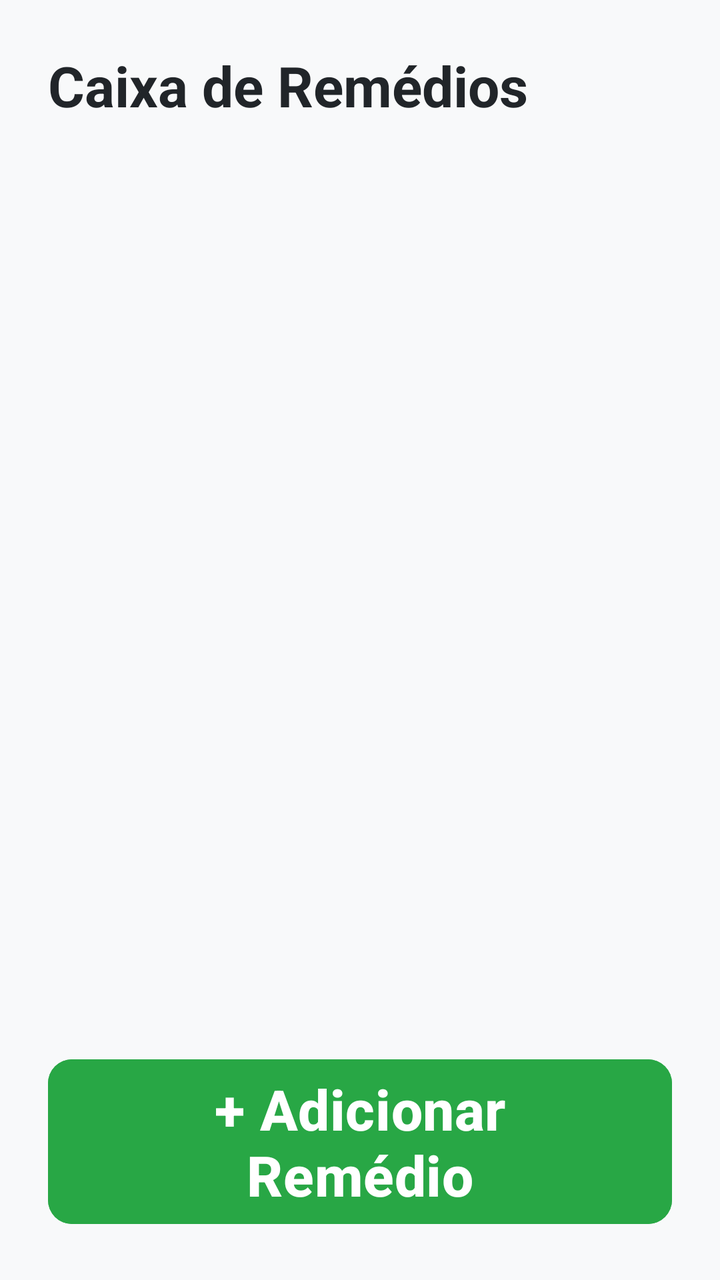
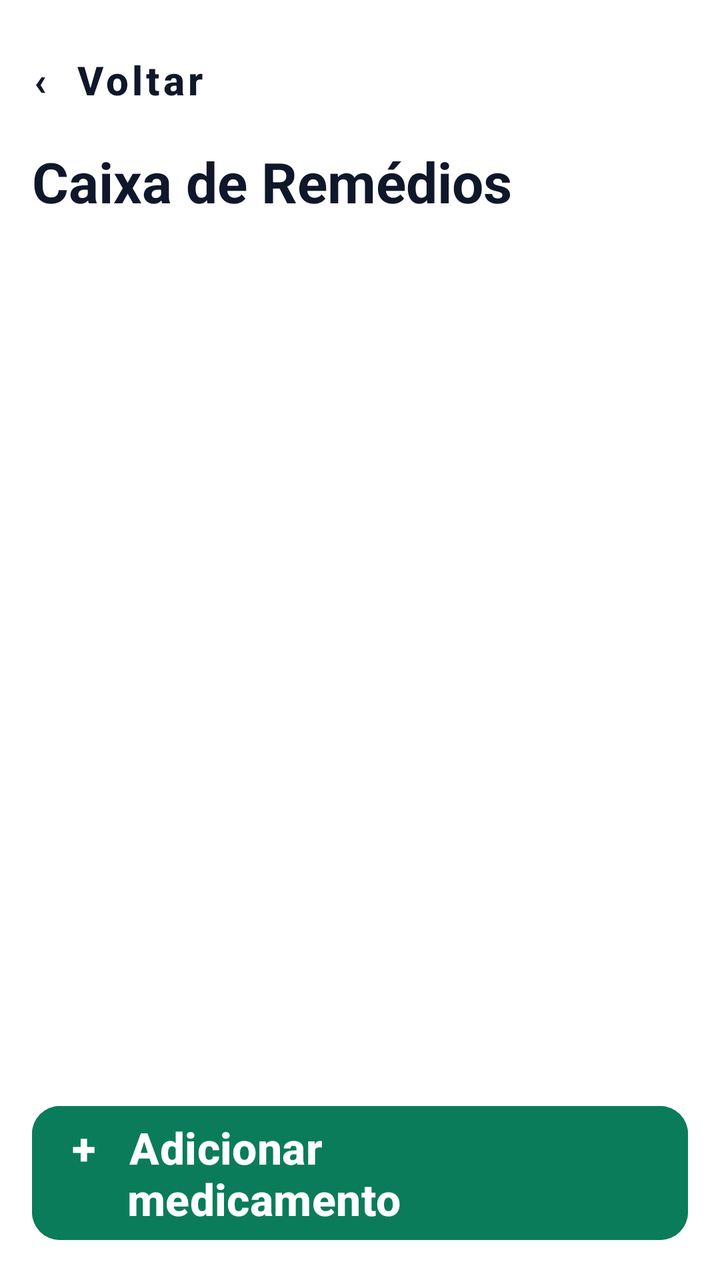

Before-and-after screenshots of an Android layout around one commit, followed by the original layout XML and the change that was made.
<!-- AndroidManifest.xml: application theme Theme.Vital -->
<!-- res/layout/activity_caixa_remedios.xml -->
<?xml version="1.0" encoding="utf-8"?>
<androidx.constraintlayout.widget.ConstraintLayout
    xmlns:android="http://schemas.android.com/apk/res/android"
    xmlns:app="http://schemas.android.com/apk/res-auto"
    xmlns:tools="http://schemas.android.com/tools"
    android:layout_width="match_parent"
    android:layout_height="match_parent"
    android:background="@color/background_light">

    
    <TextView
        android:id="@+id/tvTituloCaixa"
        android:layout_width="wrap_content"
        android:layout_height="wrap_content"
        android:layout_marginStart="@dimen/margin_large"
        android:layout_marginTop="@dimen/margin_large"
        android:text="Caixa de Remédios"
        android:textColor="@color/text_primary"
        android:textSize="@dimen/text_size_title"
        android:textStyle="bold"
        app:layout_constraintStart_toStartOf="parent"
        app:layout_constraintTop_toTopOf="parent" />

    
    <androidx.recyclerview.widget.RecyclerView
        android:id="@+id/rvMedicamentos"
        android:layout_width="0dp"
        android:layout_height="0dp"
        android:layout_marginTop="@dimen/margin_standard"
        android:layout_marginBottom="@dimen/margin_standard"
        tools:listitem="@layout/item_medicamento"
        app:layout_constraintBottom_toTopOf="@+id/btnAdicionarMed"
        app:layout_constraintEnd_toEndOf="parent"
        app:layout_constraintStart_toStartOf="parent"
        app:layout_constraintTop_toBottomOf="@+id/tvTituloCaixa" />

    
    <com.google.android.material.button.MaterialButton
        android:id="@+id/btnAdicionarMed"
        android:layout_width="0dp"
        android:layout_height="wrap_content"
        android:layout_margin="@dimen/margin_large"
        android:backgroundTint="@color/action_success_green"
        android:minHeight="@dimen/min_touch_target_height"
        android:text="+ Adicionar Remédio"
        android:textColor="@color/white"
        android:textSize="@dimen/text_size_title"
        android:textStyle="bold"
        app:cornerRadius="@dimen/corner_radius"
        app:layout_constraintBottom_toBottomOf="parent"
        app:layout_constraintEnd_toEndOf="parent"
        app:layout_constraintStart_toStartOf="parent" />

</androidx.constraintlayout.widget.ConstraintLayout>
<!-- res/layout/item_medicamento.xml (included above) -->
<?xml version="1.0" encoding="utf-8"?>
<androidx.cardview.widget.CardView
    xmlns:android="http://schemas.android.com/apk/res/android"
    xmlns:app="http://schemas.android.com/apk/res-auto"
    android:layout_width="match_parent"
    android:layout_height="wrap_content"
    android:layout_marginHorizontal="@dimen/margin_large"
    android:layout_marginVertical="8dp"
    app:cardBackgroundColor="@color/white"
    app:cardCornerRadius="@dimen/corner_radius"
    app:cardElevation="3dp">

    <androidx.constraintlayout.widget.ConstraintLayout
        android:layout_width="match_parent"
        android:layout_height="wrap_content"
        android:padding="@dimen/margin_standard">

        
        <ImageView
            android:id="@+id/ivIconeMed"
            android:layout_width="48dp"
            android:layout_height="48dp"
            android:src="@drawable/ic_medication"
            app:tint="@color/action_primary_blue"
            android:contentDescription="Ícone de medicamento"
            app:layout_constraintBottom_toBottomOf="parent"
            app:layout_constraintStart_toStartOf="parent"
            app:layout_constraintTop_toTopOf="parent" />

        
        <TextView
            android:id="@+id/tvItemNomeMed"
            android:layout_width="0dp"
            android:layout_height="wrap_content"
            android:layout_marginStart="@dimen/margin_standard"
            android:layout_marginEnd="@dimen/margin_standard"
            android:text="Ben-u-ron"
            android:textColor="@color/text_primary"
            android:textSize="@dimen/text_size_title"
            android:textStyle="bold"
            app:layout_constraintEnd_toStartOf="@+id/tvItemHoraMed"
            app:layout_constraintStart_toEndOf="@+id/ivIconeMed"
            app:layout_constraintTop_toTopOf="parent" />

        
        <TextView
            android:id="@+id/tvItemDoseMed"
            android:layout_width="0dp"
            android:layout_height="wrap_content"
            android:layout_marginStart="@dimen/margin_standard"
            android:layout_marginTop="4dp"
            android:text="1 comprimido (1000mg)"
            android:textColor="@color/text_secondary"
            android:textSize="@dimen/text_size_normal"
            app:layout_constraintEnd_toStartOf="@+id/tvItemHoraMed"
            app:layout_constraintStart_toEndOf="@+id/ivIconeMed"
            app:layout_constraintTop_toBottomOf="@+id/tvItemNomeMed" />

        
        <TextView
            android:id="@+id/tvItemHoraMed"
            android:layout_width="wrap_content"
            android:layout_height="wrap_content"
            android:text="14:30"
            android:textColor="@color/action_primary_blue"
            android:textSize="@dimen/text_size_title"
            android:textStyle="bold"
            app:layout_constraintBottom_toBottomOf="parent"
            app:layout_constraintEnd_toEndOf="parent"
            app:layout_constraintTop_toTopOf="parent" />

    </androidx.constraintlayout.widget.ConstraintLayout>
</androidx.cardview.widget.CardView>
<!-- resources referenced by this layout -->
<resources>
  <color name="action_primary_blue">#0D6EFD</color>
  <color name="action_success_green">#28A745</color>
  <color name="background_light">#F8F9FA</color>
  <color name="text_primary">#212529</color>
  <color name="text_secondary">#495057</color>
  <color name="white">#FFFFFF</color>
  <dimen name="corner_radius">12dp</dimen>
  <dimen name="margin_large">24dp</dimen>
  <dimen name="margin_standard">16dp</dimen>
  <dimen name="min_touch_target_height">64dp</dimen>
  <dimen name="text_size_normal">20sp</dimen>
  <dimen name="text_size_title">28sp</dimen>
  <!-- drawable ic_medication (drawable) -->
  <vector xmlns:android="http://schemas.android.com/apk/res/android"
      android:width="24dp"
      android:height="24dp"
      android:viewportWidth="24"
      android:viewportHeight="24">
    <path
        android:fillColor="#FF000000"
        android:pathData="M19,3H5v2h14V3zM17,7H7c-1.1,0 -2,0.9 -2,2v10c0,1.1 0.9,2 2,2h10c1.1,0 2,-0.9 2,-2V9C19,7.9 18.1,7 17,7zM17,19H7V9h10V19zM10.5,17v-2.5H8V12h2.5V9.5h3V12H16v2.5h-2.5V17H10.5z"/>
  </vector>
  <style name="Theme.Vital" parent="Base.Theme.Vital" />
  <style name="Base.Theme.Vital" parent="Theme.Material3.DayNight.NoActionBar">
          
          
      </style>
</resources>

<!-- the commit's change to res/layout/activity_caixa_remedios.xml (unified diff, before → after) -->
@@ -5,29 +5,45 @@
     xmlns:tools="http://schemas.android.com/tools"
     android:layout_width="match_parent"
     android:layout_height="match_parent"
-    android:background="@color/background_light">
+    android:background="@color/white"
+    android:padding="@dimen/margin_standard">
+
+    
+    <com.google.android.material.button.MaterialButton
+        android:id="@+id/btnVoltarCaixa"
+        style="@style/Widget.MaterialComponents.Button.TextButton"
+        android:layout_width="wrap_content"
+        android:layout_height="wrap_content"
+        android:minHeight="48dp"
+        android:paddingStart="0dp"
+        android:text="‹  Voltar"
+        android:textAllCaps="false"
+        android:textColor="@color/vital_navy"
+        android:textSize="20sp"
+        android:textStyle="bold"
+        app:layout_constraintStart_toStartOf="parent"
+        app:layout_constraintTop_toTopOf="parent" />
 
     
     <TextView
         android:id="@+id/tvTituloCaixa"
         android:layout_width="wrap_content"
         android:layout_height="wrap_content"
-        android:layout_marginStart="@dimen/margin_large"
-        android:layout_marginTop="@dimen/margin_large"
+        android:layout_marginTop="8dp"
         android:text="Caixa de Remédios"
-        android:textColor="@color/text_primary"
-        android:textSize="@dimen/text_size_title"
+        android:textColor="@color/vital_navy"
+        android:textSize="28sp"
         android:textStyle="bold"
         app:layout_constraintStart_toStartOf="parent"
-        app:layout_constraintTop_toTopOf="parent" />
+        app:layout_constraintTop_toBottomOf="@+id/btnVoltarCaixa" />
 
     
     <androidx.recyclerview.widget.RecyclerView
         android:id="@+id/rvMedicamentos"
         android:layout_width="0dp"
         android:layout_height="0dp"
-        android:layout_marginTop="@dimen/margin_standard"
-        android:layout_marginBottom="@dimen/margin_standard"
+        android:layout_marginTop="16dp"
+        android:layout_marginBottom="16dp"
         tools:listitem="@layout/item_medicamento"
         app:layout_constraintBottom_toTopOf="@+id/btnAdicionarMed"
         app:layout_constraintEnd_toEndOf="parent"
@@ -39,14 +55,16 @@
         android:id="@+id/btnAdicionarMed"
         android:layout_width="0dp"
         android:layout_height="wrap_content"
-        android:layout_margin="@dimen/margin_large"
-        android:backgroundTint="@color/action_success_green"
-        android:minHeight="@dimen/min_touch_target_height"
-        android:text="+ Adicionar Remédio"
+        android:backgroundTint="@color/vital_green"
+        android:gravity="start|center_vertical"
+        android:minHeight="72dp"
+        android:paddingHorizontal="20dp"
+        android:text="+   Adicionar\n     medicamento"
+        android:textAllCaps="false"
         android:textColor="@color/white"
-        android:textSize="@dimen/text_size_title"
+        android:textSize="22sp"
         android:textStyle="bold"
-        app:cornerRadius="@dimen/corner_radius"
+        app:cornerRadius="14dp"
         app:layout_constraintBottom_toBottomOf="parent"
         app:layout_constraintEnd_toEndOf="parent"
         app:layout_constraintStart_toStartOf="parent" />
@@ -54,75 +72,90 @@
 </androidx.constraintlayout.widget.ConstraintLayout>
 <!-- res/layout/item_medicamento.xml (included above) -->
 <?xml version="1.0" encoding="utf-8"?>
-<androidx.cardview.widget.CardView
+<com.google.android.material.card.MaterialCardView
     xmlns:android="http://schemas.android.com/apk/res/android"
     xmlns:app="http://schemas.android.com/apk/res-auto"
     android:layout_width="match_parent"
     android:layout_height="wrap_content"
-    android:layout_marginHorizontal="@dimen/margin_large"
-    android:layout_marginVertical="8dp"
+    android:layout_marginBottom="12dp"
     app:cardBackgroundColor="@color/white"
-    app:cardCornerRadius="@dimen/corner_radius"
-    app:cardElevation="3dp">
+    app:cardCornerRadius="16dp"
+    app:cardElevation="0dp"
+    app:strokeColor="@color/vital_gray"
+    app:strokeWidth="1.5dp">
 
     <androidx.constraintlayout.widget.ConstraintLayout
         android:layout_width="match_parent"
         android:layout_height="wrap_content"
-        android:padding="@dimen/margin_standard">
+        android:padding="16dp">
 
         
-        <ImageView
-            android:id="@+id/ivIconeMed"
-            android:layout_width="48dp"
-            android:layout_height="48dp"
-            android:src="@drawable/ic_medication"
-            app:tint="@color/action_primary_blue"
-            android:contentDescription="Ícone de medicamento"
+        <TextView
+            android:id="@+id/tvFotoPlaceholder"
+            android:layout_width="68dp"
+            android:layout_height="68dp"
+            android:background="@drawable/bg_foto_placeholder"
+            android:gravity="center"
+            android:text="foto"
+            android:textColor="@color/vital_gray"
+            android:textSize="15sp"
             app:layout_constraintBottom_toBottomOf="parent"
             app:layout_constraintStart_toStartOf="parent"
             app:layout_constraintTop_toTopOf="parent" />
 
         
-        <TextView
-            android:id="@+id/tvItemNomeMed"
+        <LinearLayout
+            android:id="@+id/layoutInfoMed"
             android:layout_width="0dp"
             android:layout_height="wrap_content"
-            android:layout_marginStart="@dimen/margin_standard"
-            android:layout_marginEnd="@dimen/margin_standard"
-            android:text="Ben-u-ron"
-            android:textColor="@color/text_primary"
-            android:textSize="@dimen/text_size_title"
-            android:textStyle="bold"
-            app:layout_constraintEnd_toStartOf="@+id/tvItemHoraMed"
-            app:layout_constraintStart_toEndOf="@+id/ivIconeMed"
-            app:layout_constraintTop_toTopOf="parent" />
+            android:layout_marginHorizontal="16dp"
+            android:orientation="vertical"
+            app:layout_constraintBottom_toBottomOf="parent"
+            app:layout_constraintEnd_toStartOf="@+id/tvSetaDetalhe"
+            app:layout_constraintStart_toEndOf="@+id/tvFotoPlaceholder"
+            app:layout_constraintTop_toTopOf="parent">
+
+            <TextView
+                android:id="@+id/tvItemNomeMed"
+                android:layout_width="wrap_content"
+                android:layout_height="wrap_content"
+                android:text="Ramipril 5 mg"
+                android:textColor="@color/vital_navy"
+                android:textSize="22sp"
+                android:textStyle="bold" />
+
+            <TextView
+                android:id="@+id/tvItemDoseMed"
+                android:layout_width="wrap_content"
+                android:layout_height="wrap_content"
+                android:layout_marginTop="2dp"
+                android:text="1 comprimido"
+                android:textColor="@color/vital_gray"
+                android:textSize="17sp" />
+
+            <TextView
+                android:id="@+id/tvItemHoraMed"
+                android:layout_width="wrap_content"
+                android:layout_height="wrap_content"
+                android:layout_marginTop="4dp"
+                android:text="08:00"
+                android:textColor="@color/vital_navy"
+                android:textSize="19sp"
+                android:textStyle="bold" />
+        </LinearLayout>
 
         
         <TextView
-            android:id="@+id/tvItemDoseMed"
-            android:layout_width="0dp"
-            android:layout_height="wrap_content"
-            android:layout_marginStart="@dimen/margin_standard"
-            android:layout_marginTop="4dp"
-            android:text="1 comprimido (1000mg)"
-            android:textColor="@color/text_secondary"
-            android:textSize="@dimen/text_size_normal"
-            app:layout_constraintEnd_toStartOf="@+id/tvItemHoraMed"
-            app:layout_constraintStart_toEndOf="@+id/ivIconeMed"
-            app:layout_constraintTop_toBottomOf="@+id/tvItemNomeMed" />
-
-        
-        <TextView
-            android:id="@+id/tvItemHoraMed"
+            android:id="@+id/tvSetaDetalhe"
             android:layout_width="wrap_content"
             android:layout_height="wrap_content"
-            android:text="14:30"
-            android:textColor="@color/action_primary_blue"
-            android:textSize="@dimen/text_size_title"
+            android:text="›"
+            android:textColor="@color/vital_navy"
+            android:textSize="36sp"
             android:textStyle="bold"
             app:layout_constraintBottom_toBottomOf="parent"
             app:layout_constraintEnd_toEndOf="parent"
             app:layout_constraintTop_toTopOf="parent" />
 
     </androidx.constraintlayout.widget.ConstraintLayout>
-</androidx.cardview.widget.CardView>
+</com.google.android.material.card.MaterialCardView>
<!-- resource entries referenced after the edit -->
@@ -1,27 +1,22 @@
 <!-- resources referenced by this layout -->
 <resources>
-  <color name="action_primary_blue">#0D6EFD</color>
-  <color name="action_success_green">#28A745</color>
-  <color name="background_light">#F8F9FA</color>
-  <color name="text_primary">#212529</color>
-  <color name="text_secondary">#495057</color>
+  <color name="vital_gray">#475569</color>
+  <color name="vital_green">#0A7C59</color>
+  <color name="vital_navy">#0F172A</color>
   <color name="white">#FFFFFF</color>
-  <dimen name="corner_radius">12dp</dimen>
-  <dimen name="margin_large">24dp</dimen>
   <dimen name="margin_standard">16dp</dimen>
-  <dimen name="min_touch_target_height">64dp</dimen>
-  <dimen name="text_size_normal">20sp</dimen>
-  <dimen name="text_size_title">28sp</dimen>
-  <!-- drawable ic_medication (drawable) -->
-  <vector xmlns:android="http://schemas.android.com/apk/res/android"
-      android:width="24dp"
-      android:height="24dp"
-      android:viewportWidth="24"
-      android:viewportHeight="24">
-    <path
-        android:fillColor="#FF000000"
-        android:pathData="M19,3H5v2h14V3zM17,7H7c-1.1,0 -2,0.9 -2,2v10c0,1.1 0.9,2 2,2h10c1.1,0 2,-0.9 2,-2V9C19,7.9 18.1,7 17,7zM17,19H7V9h10V19zM10.5,17v-2.5H8V12h2.5V9.5h3V12H16v2.5h-2.5V17H10.5z"/>
-  </vector>
+  <!-- drawable bg_foto_placeholder (drawable) -->
+  <?xml version="1.0" encoding="utf-8"?>
+  <shape xmlns:android="http://schemas.android.com/apk/res/android"
+      android:shape="rectangle">
+      <solid android:color="#F8F9FA"/> 
+      <corners android:radius="8dp"/>
+      <stroke
+          android:width="1.5dp"
+          android:color="#475569"
+          android:dashWidth="4dp"
+          android:dashGap="4dp" />
+  </shape>
   <style name="Theme.Vital" parent="Base.Theme.Vital" />
   <style name="Base.Theme.Vital" parent="Theme.Material3.DayNight.NoActionBar">
           
